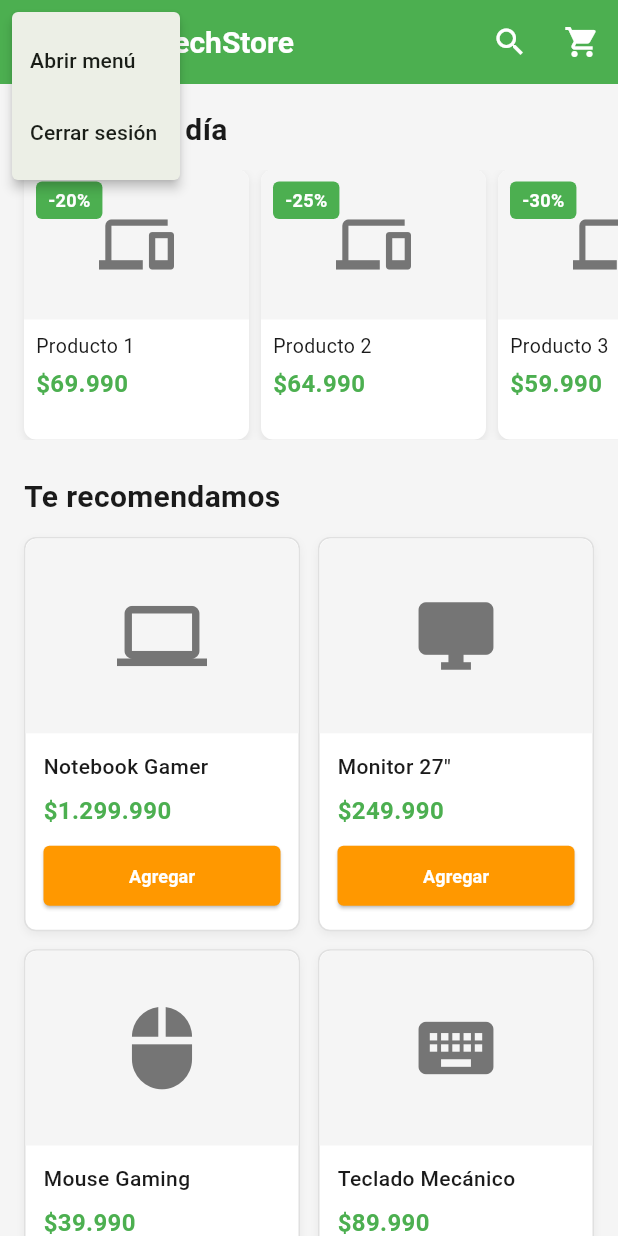
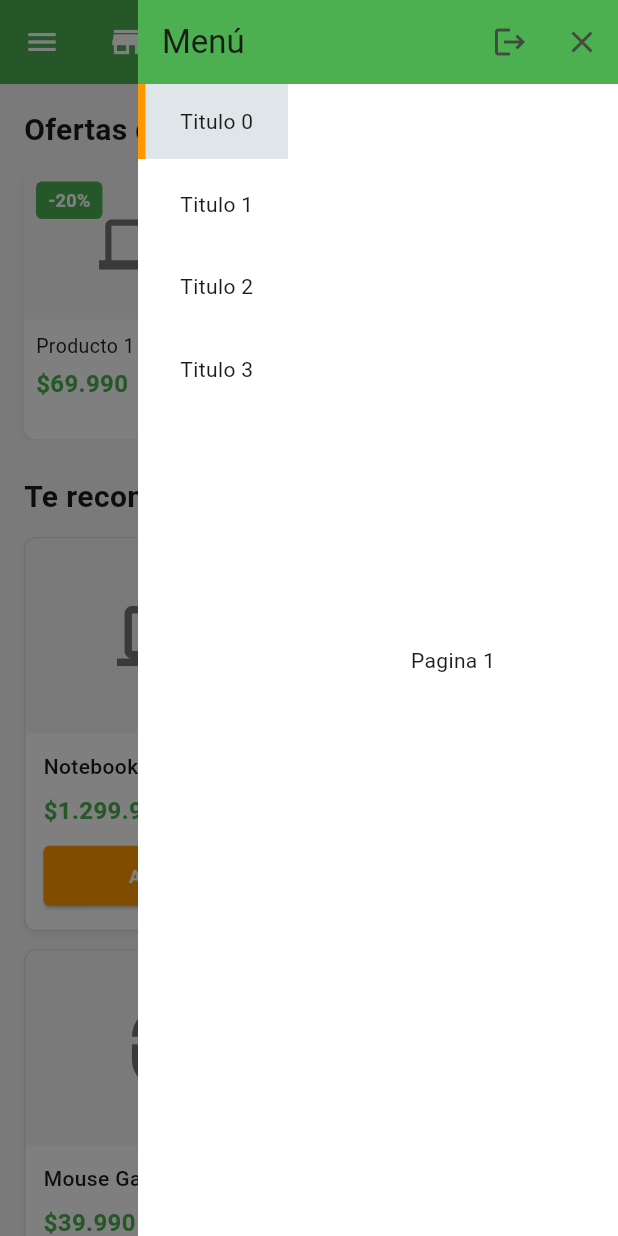
Before and after one commit to GabrielMolinaUsm135/PROYECTO-MOVIL-FRONTEND, a Flutter app: the HomePage screen opened by its route, after a tap on the "menu" icon, on a phone screen of 412 x 824 dp. Run offline on Flutter 3.47's test engine with Material 3 defaults, Android fonts, the phone set to English and light mode, and no system bars.

Commit message:
TabVertical Invertido
Sale desde la derecha a la izquierda

```diff
--- a/flutter_application_1/lib/vistas/HomePage.dart
+++ b/flutter_application_1/lib/vistas/HomePage.dart
@@ -13,12 +13,11 @@ class HomePage extends StatelessWidget {
         backgroundColor: primaryColor,
         elevation: 0,
         automaticallyImplyLeading: false,
-        leading: PopupMenuButton<String>(
-          icon: const Icon(Icons.menu, color: Colors.white),
-          onSelected: (value) {
-            if (value == 'logout') {
-              Navigator.pushNamedAndRemoveUntil(context, '/', (route) => false);
-            } else if (value == 'Abrir') {
+        leading: ButtonTheme(
+          minWidth: 0,
+          child: IconButton(
+            icon: const Icon(Icons.menu, color: Colors.white),
+            onPressed: () {
               showGeneralDialog(
                 context: context,
                 barrierDismissible: true,
@@ -74,18 +73,8 @@ class HomePage extends StatelessWidget {
                   );
                 },
               );
-            }
-          },
-          itemBuilder: (context) => [
-            const PopupMenuItem<String>(
-              value: 'Abrir',
-              child: Text('Abrir menú'),
-            ),
-            const PopupMenuItem<String>(
-              value: 'logout',
-              child: Text('Cerrar sesión'),
-            ),
-          ],
+            },
+          ),
         ),
         title: Row(
           children: const [
```
